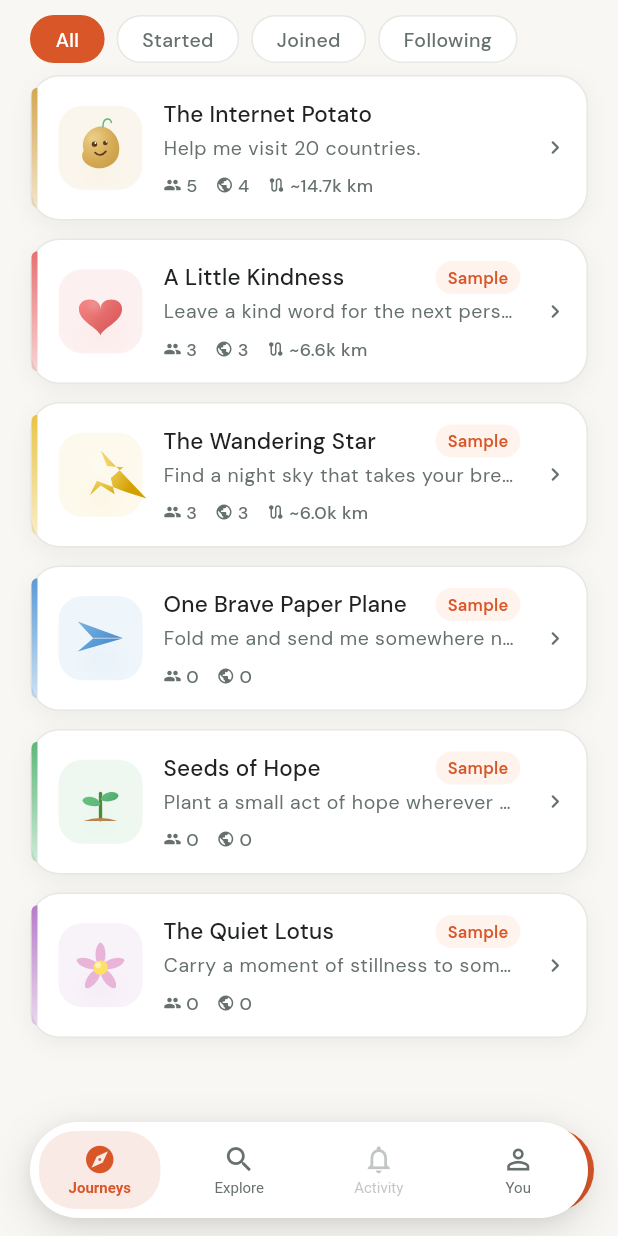
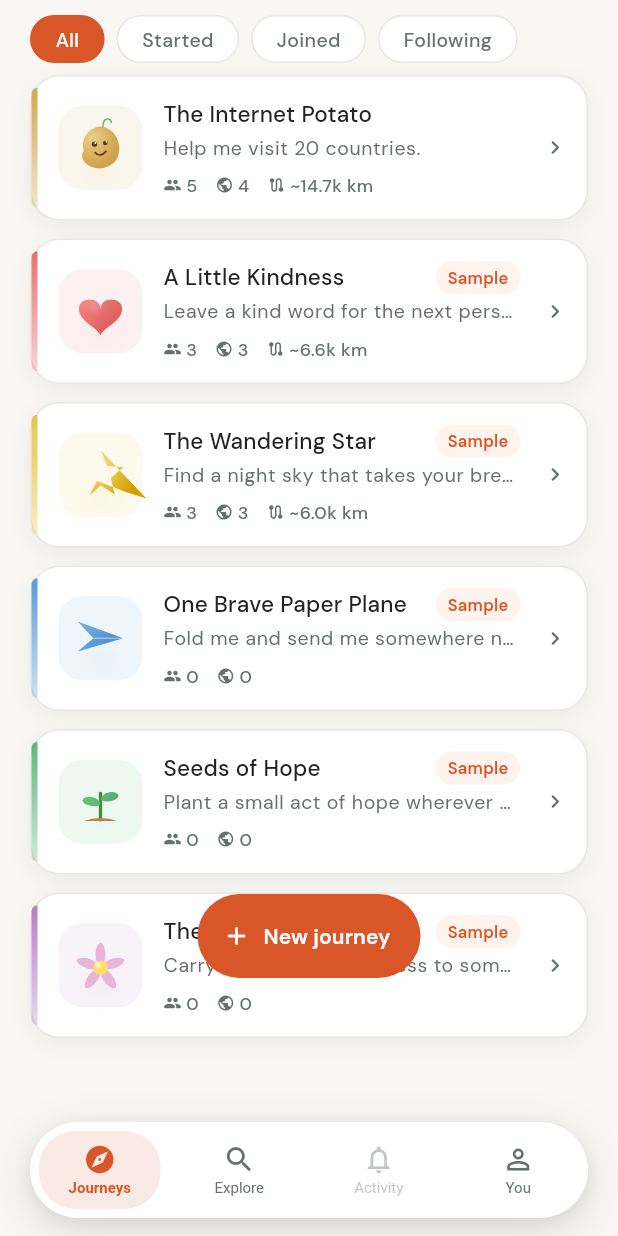
Before and after one commit to gkcse14/passiton, a Flutter app: the JourneysScreen screen opened by its route, scrolled down 321 dp, on a phone screen of 412 x 824 dp. Run offline on Flutter 3.47's test engine with Material 3 defaults, Android fonts, the phone set to English and light mode, and no system bars; our stand-ins replace flutter_svg, go_router, google_fonts, shared_preferences, sizer; accounts and stored records are empty.

Commit message:
Latest code updated

```diff
--- a/lib/presentation/journey_detail_screen/journey_detail_screen.dart
+++ b/lib/presentation/journey_detail_screen/journey_detail_screen.dart
@@ -5,6 +5,7 @@ import '../../core/data/sample_data.dart';
 import '../../core/models/journey_models.dart';
 import '../../core/models/gift_models.dart';
 import '../../core/repositories/gift_repository.dart';
+import '../../core/modal_notifier.dart';
 import '../../theme/app_theme.dart';
 import '../onboarding_screen/widgets/object_artwork_widget.dart';
 import '../gifts/gift_catalogue_sheet.dart';
@@ -68,7 +69,7 @@ class _JourneyDetailScreenState extends State<JourneyDetailScreen>
   }
 
   void _showPassItOnSheet() {
-    showModalBottomSheet(
+    showManagedModalBottomSheet(
       context: context,
       isScrollControlled: true,
       backgroundColor: Colors.transparent,
@@ -98,7 +99,7 @@ class _JourneyDetailScreenState extends State<JourneyDetailScreen>
       (s) => s.participantId == kLocalUserId,
       orElse: () => _stops.first,
     );
-    showModalBottomSheet(
+    showManagedModalBottomSheet(
       context: context,
       isScrollControlled: true,
       backgroundColor: Colors.transparent,
--- a/lib/presentation/journeys_screen/journeys_screen.dart
+++ b/lib/presentation/journeys_screen/journeys_screen.dart
@@ -162,7 +162,11 @@ class _JourneysScreenState extends State<JourneysScreen>
           const SliverToBoxAdapter(child: SizedBox(height: 120)),
         ],
       ),
-      floatingActionButton: FloatingActionButton.extended(
+      floatingActionButton: Padding(
+        padding: EdgeInsets.only(
+          bottom: MediaQuery.of(context).padding.bottom + 80,
+        ),
+        child: FloatingActionButton.extended(
           onPressed: () => context.push(AppRoutes.createJourneyScreen),
           backgroundColor: AppTheme.primary,
           foregroundColor: Colors.white,
@@ -172,8 +176,12 @@ class _JourneysScreenState extends State<JourneysScreen>
             'New journey',
             style: TextStyle(fontWeight: FontWeight.w600, fontSize: 14),
           ),
-        shape: RoundedRectangleBorder(borderRadius: BorderRadius.circular(28)),
+          shape: RoundedRectangleBorder(
+            borderRadius: BorderRadius.circular(28),
           ),
+        ),
+      ),
+      floatingActionButtonLocation: FloatingActionButtonLocation.centerFloat,
     );
   }
 
--- a/lib/widgets/app_scaffold.dart
+++ b/lib/widgets/app_scaffold.dart
@@ -2,6 +2,7 @@ import 'package:flutter/material.dart';
 import 'package:go_router/go_router.dart';
 
 import './app_navigation.dart';
+import '../core/modal_notifier.dart';
 
 class AppScaffold extends StatelessWidget {
   final StatefulNavigationShell navigationShell;
@@ -12,7 +13,22 @@ class AppScaffold extends StatelessWidget {
     return Scaffold(
       extendBody: true,
       body: navigationShell,
-      bottomNavigationBar: AppNavigation(navigationShell: navigationShell),
+      bottomNavigationBar: ValueListenableBuilder<int>(
+        valueListenable: modalCount,
+        builder: (context, count, child) {
+          return AnimatedSlide(
+            offset: count > 0 ? const Offset(0, 1.5) : Offset.zero,
+            duration: const Duration(milliseconds: 220),
+            curve: Curves.easeInOut,
+            child: AnimatedOpacity(
+              opacity: count > 0 ? 0.0 : 1.0,
+              duration: const Duration(milliseconds: 180),
+              child: child,
+            ),
+          );
+        },
+        child: AppNavigation(navigationShell: navigationShell),
+      ),
     );
   }
 }
```
Also changed, not shown: lib/core/modal_notifier.dart (added, +49 -0 lines), lib/core/theme_notifier.dart (added, +29 -0 lines), lib/main.dart (+10 -1 lines), lib/presentation/gifts/gift_catalogue_sheet.dart (+5 -4 lines), lib/presentation/you_screen/you_screen.dart (+9 -6 lines). Lines whose indentation alone changed are shown as unchanged.
